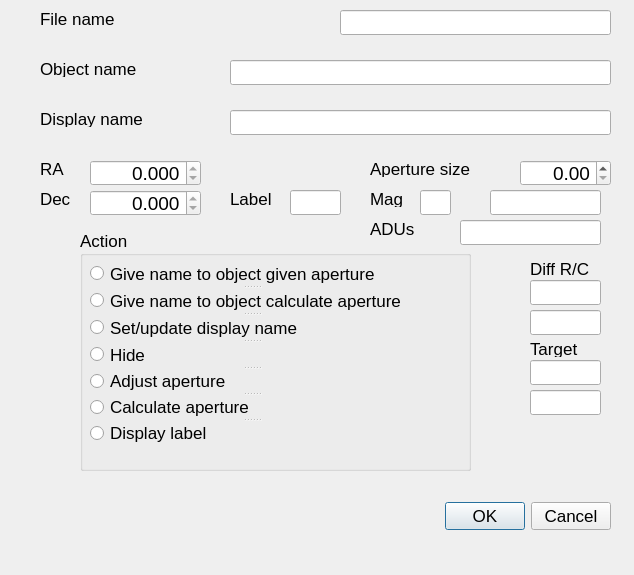
JohnMCollins/python-astro-progs, file Numpy/gsgraphics/markobj.ui: the form before one commit.
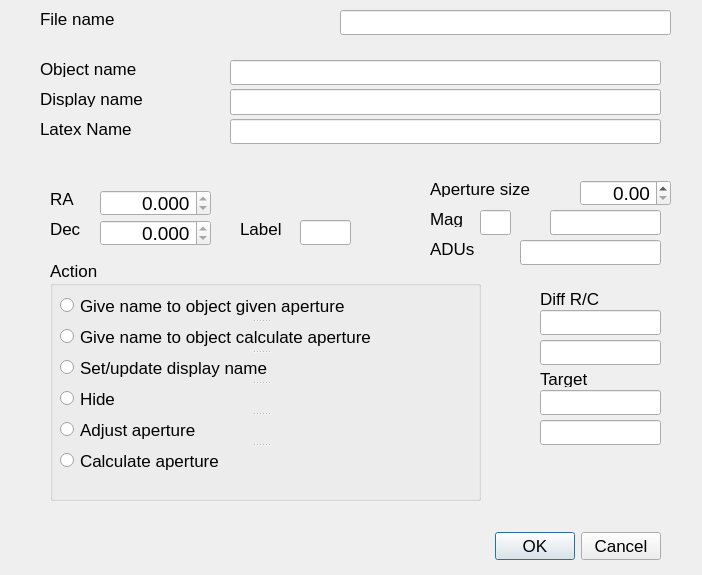
The form after the commit.

The edit to the form file:
```diff
--- a/Numpy/gsgraphics/markobj.ui
+++ b/Numpy/gsgraphics/markobj.ui
@@ -6,7 +6,7 @@
    <rect>
     <x>0</x>
     <y>0</y>
-    <width>634</width>
+    <width>702</width>
     <height>575</height>
    </rect>
   </property>
@@ -21,8 +21,8 @@
   <widget class="QDialogButtonBox" name="buttonBox">
    <property name="geometry">
     <rect>
-     <x>270</x>
-     <y>500</y>
+     <x>320</x>
+     <y>530</y>
      <width>341</width>
      <height>32</height>
     </rect>
@@ -39,7 +39,7 @@
     <rect>
      <x>340</x>
      <y>10</y>
-     <width>271</width>
+     <width>331</width>
      <height>25</height>
     </rect>
    </property>
@@ -55,7 +55,7 @@
     <rect>
      <x>230</x>
      <y>60</y>
-     <width>381</width>
+     <width>431</width>
      <height>25</height>
     </rect>
    </property>
@@ -67,9 +67,9 @@
    <property name="geometry">
     <rect>
      <x>230</x>
-     <y>110</y>
-     <width>381</width>
-     <height>25</height>
+     <y>89</y>
+     <width>431</width>
+     <height>26</height>
     </rect>
    </property>
    <property name="toolTip">
@@ -79,8 +79,8 @@
   <widget class="QDoubleSpinBox" name="radeg">
    <property name="geometry">
     <rect>
-     <x>90</x>
-     <y>160</y>
+     <x>100</x>
+     <y>190</y>
      <width>111</width>
      <height>26</height>
     </rect>
@@ -109,8 +109,8 @@
   <widget class="QDoubleSpinBox" name="decdeg">
    <property name="geometry">
     <rect>
-     <x>90</x>
-     <y>190</y>
+     <x>100</x>
+     <y>220</y>
      <width>111</width>
      <height>26</height>
     </rect>
@@ -142,8 +142,8 @@
   <widget class="QDoubleSpinBox" name="apsize">
    <property name="geometry">
     <rect>
-     <x>520</x>
-     <y>160</y>
+     <x>580</x>
+     <y>180</y>
      <width>91</width>
      <height>26</height>
     </rect>
@@ -169,9 +169,9 @@
   <widget class="QGroupBox" name="groupBox">
    <property name="geometry">
     <rect>
-     <x>80</x>
-     <y>230</y>
-     <width>391</width>
+     <x>50</x>
+     <y>260</y>
+     <width>431</width>
      <height>241</height>
     </rect>
    </property>
@@ -183,7 +183,7 @@
      <rect>
       <x>10</x>
       <y>32</y>
-      <width>323</width>
+      <width>401</width>
       <height>182</height>
      </rect>
     </property>
@@ -238,14 +238,6 @@
       <string>Calculate aperture</string>
      </property>
     </widget>
-    <widget class="QRadioButton" name="specdisplay">
-     <property name="toolTip">
-      <string>Give display label to object or cancel one if it has one</string>
-     </property>
-     <property name="text">
-      <string>Display label</string>
-     </property>
-    </widget>
    </widget>
   </widget>
   <widget class="QLabel" name="label_2">
@@ -278,7 +270,7 @@
    <property name="geometry">
     <rect>
      <x>40</x>
-     <y>110</y>
+     <y>90</y>
      <width>121</width>
      <height>17</height>
     </rect>
@@ -290,8 +282,8 @@
   <widget class="QLabel" name="label_5">
    <property name="geometry">
     <rect>
-     <x>40</x>
-     <y>160</y>
+     <x>50</x>
+     <y>190</y>
      <width>67</width>
      <height>17</height>
     </rect>
@@ -303,8 +295,8 @@
   <widget class="QLabel" name="label_6">
    <property name="geometry">
     <rect>
-     <x>40</x>
-     <y>190</y>
+     <x>50</x>
+     <y>220</y>
      <width>67</width>
      <height>17</height>
     </rect>
@@ -316,8 +308,8 @@
   <widget class="QLabel" name="label_7">
    <property name="geometry">
     <rect>
-     <x>370</x>
-     <y>160</y>
+     <x>430</x>
+     <y>180</y>
      <width>131</width>
      <height>17</height>
     </rect>
@@ -329,8 +321,8 @@
   <widget class="QLabel" name="label">
    <property name="geometry">
     <rect>
-     <x>230</x>
-     <y>190</y>
+     <x>240</x>
+     <y>220</y>
      <width>67</width>
      <height>17</height>
     </rect>
@@ -342,8 +334,8 @@
   <widget class="QLineEdit" name="frlab">
    <property name="geometry">
     <rect>
-     <x>290</x>
-     <y>190</y>
+     <x>300</x>
+     <y>220</y>
      <width>51</width>
      <height>25</height>
     </rect>
@@ -358,8 +350,8 @@
   <widget class="QLabel" name="label_8">
    <property name="geometry">
     <rect>
-     <x>530</x>
-     <y>260</y>
+     <x>540</x>
+     <y>290</y>
      <width>67</width>
      <height>17</height>
     </rect>
@@ -371,30 +363,39 @@
   <widget class="QLineEdit" name="rdiff">
    <property name="geometry">
     <rect>
-     <x>530</x>
-     <y>280</y>
-     <width>71</width>
-     <height>25</height>
-    </rect>
-   </property>
-   <property name="layoutDirection">
-    <enum>Qt::RightToLeft</enum>
-   </property>
-   <property name="readOnly">
-    <bool>true</bool>
-   </property>
-  </widget>
-  <widget class="QLineEdit" name="cdiff">
-   <property name="geometry">
-    <rect>
-     <x>530</x>
+     <x>540</x>
      <y>310</y>
-     <width>71</width>
+     <width>121</width>
      <height>25</height>
     </rect>
    </property>
    <property name="layoutDirection">
     <enum>Qt::RightToLeft</enum>
+   </property>
+   <property name="alignment">
+    <set>Qt::AlignRight|Qt::AlignTrailing|Qt::AlignVCenter</set>
+   </property>
+   <property name="readOnly">
+    <bool>true</bool>
+   </property>
+  </widget>
+  <widget class="QLineEdit" name="cdiff">
+   <property name="geometry">
+    <rect>
+     <x>540</x>
+     <y>340</y>
+     <width>121</width>
+     <height>25</height>
+    </rect>
+   </property>
+   <property name="toolTip">
+    <string>&lt;html&gt;&lt;head/&gt;&lt;body&gt;&lt;p&gt;Column difference from expected&lt;/p&gt;&lt;/body&gt;&lt;/html&gt;</string>
+   </property>
+   <property name="layoutDirection">
+    <enum>Qt::RightToLeft</enum>
+   </property>
+   <property name="alignment">
+    <set>Qt::AlignRight|Qt::AlignTrailing|Qt::AlignVCenter</set>
    </property>
    <property name="readOnly">
     <bool>true</bool>
@@ -403,15 +404,18 @@
   <widget class="QLineEdit" name="tcdiff">
    <property name="geometry">
     <rect>
-     <x>530</x>
-     <y>390</y>
-     <width>71</width>
+     <x>540</x>
+     <y>420</y>
+     <width>121</width>
      <height>25</height>
     </rect>
    </property>
    <property name="layoutDirection">
     <enum>Qt::RightToLeft</enum>
    </property>
+   <property name="alignment">
+    <set>Qt::AlignRight|Qt::AlignTrailing|Qt::AlignVCenter</set>
+   </property>
    <property name="readOnly">
     <bool>true</bool>
    </property>
@@ -419,8 +423,8 @@
   <widget class="QLabel" name="label_9">
    <property name="geometry">
     <rect>
-     <x>530</x>
-     <y>340</y>
+     <x>540</x>
+     <y>370</y>
      <width>67</width>
      <height>17</height>
     </rect>
@@ -432,15 +436,18 @@
   <widget class="QLineEdit" name="trdiff">
    <property name="geometry">
     <rect>
-     <x>530</x>
-     <y>360</y>
-     <width>71</width>
+     <x>540</x>
+     <y>390</y>
+     <width>121</width>
      <height>25</height>
     </rect>
    </property>
    <property name="layoutDirection">
     <enum>Qt::RightToLeft</enum>
    </property>
+   <property name="alignment">
+    <set>Qt::AlignRight|Qt::AlignTrailing|Qt::AlignVCenter</set>
+   </property>
    <property name="readOnly">
     <bool>true</bool>
    </property>
@@ -448,8 +455,8 @@
   <widget class="QLabel" name="label_10">
    <property name="geometry">
     <rect>
-     <x>370</x>
-     <y>190</y>
+     <x>430</x>
+     <y>210</y>
      <width>41</width>
      <height>17</height>
     </rect>
@@ -461,8 +468,8 @@
   <widget class="QLineEdit" name="magname">
    <property name="geometry">
     <rect>
-     <x>420</x>
-     <y>190</y>
+     <x>480</x>
+     <y>210</y>
      <width>31</width>
      <height>25</height>
     </rect>
@@ -477,8 +484,8 @@
   <widget class="QLineEdit" name="magvalue">
    <property name="geometry">
     <rect>
-     <x>490</x>
-     <y>190</y>
+     <x>550</x>
+     <y>210</y>
      <width>111</width>
      <height>25</height>
     </rect>
@@ -496,8 +503,8 @@
   <widget class="QLineEdit" name="curradus">
    <property name="geometry">
     <rect>
-     <x>460</x>
-     <y>220</y>
+     <x>520</x>
+     <y>240</y>
      <width>141</width>
      <height>25</height>
     </rect>
@@ -518,8 +525,8 @@
   <widget class="QLabel" name="label_11">
    <property name="geometry">
     <rect>
-     <x>370</x>
-     <y>220</y>
+     <x>430</x>
+     <y>240</y>
      <width>67</width>
      <height>17</height>
     </rect>
@@ -528,6 +535,32 @@
     <string>ADUs</string>
    </property>
   </widget>
+  <widget class="QLabel" name="label_12">
+   <property name="geometry">
+    <rect>
+     <x>40</x>
+     <y>120</y>
+     <width>121</width>
+     <height>17</height>
+    </rect>
+   </property>
+   <property name="text">
+    <string>Latex Name</string>
+   </property>
+  </widget>
+  <widget class="QLineEdit" name="latexname">
+   <property name="geometry">
+    <rect>
+     <x>230</x>
+     <y>119</y>
+     <width>431</width>
+     <height>25</height>
+    </rect>
+   </property>
+   <property name="toolTip">
+    <string>&lt;html&gt;&lt;head/&gt;&lt;body&gt;&lt;p&gt;This is the Latex name for the object for when we are referring to it in a&lt;/p&gt;&lt;p&gt;Latex file&lt;/p&gt;&lt;/body&gt;&lt;/html&gt;</string>
+   </property>
+  </widget>
  </widget>
  <tabstops>
   <tabstop>filename</tabstop>
```
Left out of the diff: 13 changed lines with no effect on the pictures.
